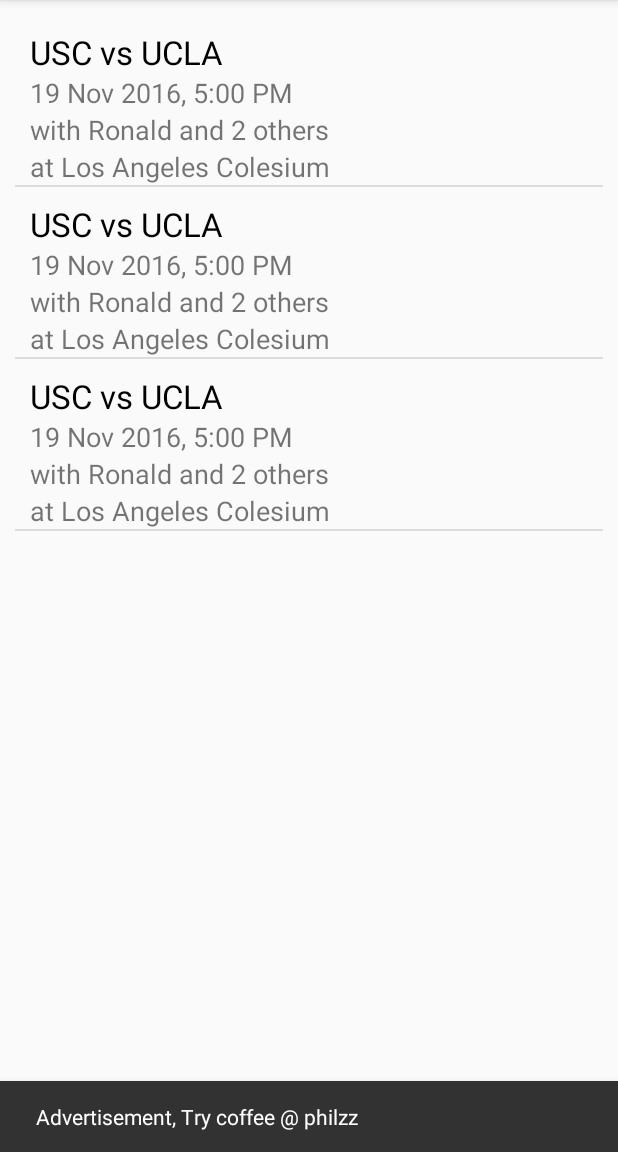
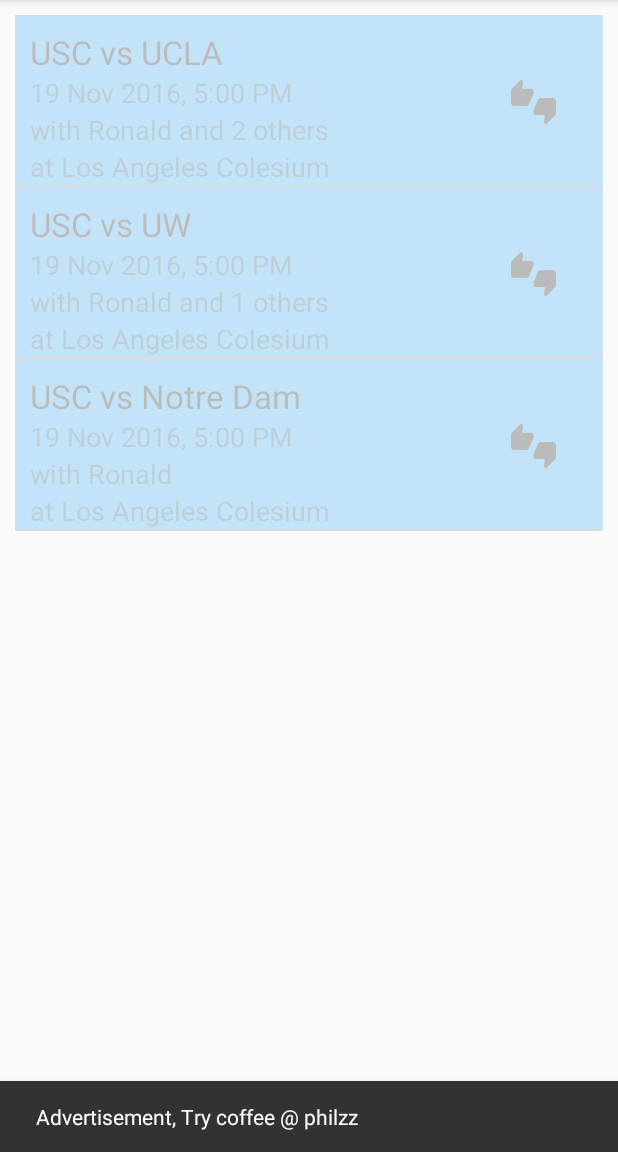
Before and after one commit to AmeyRuikar/MeetUPAndroid, an Android app: the fragment pendingEvents shown on its own in the app's theme, on a phone screen of 412 x 824 dp, the part 84-1236 px from its top. Run offline under Robolectric (Android 15) with nearby library versions, the phone set to English and light mode, and no system bars.

Commit message:
upvote, downvote

```diff
--- a/app/src/main/java/meetup/amey/com/meetup/eventAdapter.java
+++ b/app/src/main/java/meetup/amey/com/meetup/eventAdapter.java
@@ -1,6 +1,7 @@
 package meetup.amey.com.meetup;
 
 import android.content.Context;
+import android.graphics.Color;
 import android.view.LayoutInflater;
 import android.view.View;
 import android.view.ViewGroup;
@@ -38,6 +39,13 @@ public class eventAdapter extends ArrayAdapter<eventObject> {
         people.setText(localCopy.get(position).getPeople());
         local.setText(localCopy.get(position).getLocation());
 
+        int status = 1;
+
+        if(status == 1){
+            rowV.setAlpha((float) (0.25));
+            rowV.setBackgroundColor(Color.parseColor("#1da1f2"));
+        }
+
         return rowV;
 
     }
--- a/app/src/main/java/meetup/amey/com/meetup/fragment.java
+++ b/app/src/main/java/meetup/amey/com/meetup/fragment.java
@@ -58,7 +58,7 @@ public class fragment extends FragmentActivity  {
 
 
 
-        pagerAdapter    pageAdapter = new pagerAdapter(fm);
+        pagerAdapter    pageAdapter = new pagerAdapter(fm, this);
 
         vp.setAdapter(pageAdapter);
 
--- a/app/src/main/java/meetup/amey/com/meetup/pendingEvents.java
+++ b/app/src/main/java/meetup/amey/com/meetup/pendingEvents.java
@@ -1,23 +1,29 @@
 package meetup.amey.com.meetup;
 
 import android.content.Context;
+import android.content.Intent;
 import android.graphics.Point;
 import android.os.Bundle;
 import android.support.design.widget.Snackbar;
 import android.support.v4.app.Fragment;
+import android.util.Log;
 import android.view.Display;
 import android.view.LayoutInflater;
 import android.view.View;
 import android.view.ViewGroup;
+import android.widget.AdapterView;
 import android.widget.ListView;
 
 import java.util.ArrayList;
+import android.widget.Toast;
 
 /**
  * Created by ameyruikar on 11/13/16.
  */
 public class pendingEvents extends Fragment {
 
+
+    Context m;
 
     public pendingEvents() {
         // Required empty public constructor
@@ -39,19 +45,19 @@ public class pendingEvents extends Fragment {
         dp.getSize(pt);
         int width = pt.x;
 
-        Context m = this.getContext();
+        m = this.getContext();
 
 
         //new loadCurrentTab(v, m, width).execute();
 
-        ArrayList<eventObject> newEvents = new ArrayList<eventObject>();
+        final ArrayList<eventObject> newEvents = new ArrayList<eventObject>();
 
 
         newEvents.add(new eventObject(new String("USC vs UCLA"), new String("19 Nov 2016, 5:00 PM"), new String("with Ronald and 2 others"),  new String("at Los Angeles Colesium")));
 
-        newEvents.add(new eventObject(new String("USC vs UCLA"), new String("19 Nov 2016, 5:00 PM"), new String("with Ronald and 2 others"),  new String("at Los Angeles Colesium")));
+        newEvents.add(new eventObject(new String("USC vs UW"), new String("19 Nov 2016, 5:00 PM"), new String("with Ronald and 1 others"),  new String("at Los Angeles Colesium")));
 
-        newEvents.add(new eventObject(new String("USC vs UCLA"), new String("19 Nov 2016, 5:00 PM"), new String("with Ronald and 2 others"), new String( "at Los Angeles Colesium")));
+        newEvents.add(new eventObject(new String("USC vs Notre Dam"), new String("19 Nov 2016, 5:00 PM"), new String("with Ronald"), new String( "at Los Angeles Colesium")));
 
 
         ListView pending = (ListView) v.findViewById(R.id.pendingList);
@@ -63,6 +69,23 @@ public class pendingEvents extends Fragment {
         Snackbar.make(v, "Advertisement, Try coffee @ philzz", Snackbar.LENGTH_LONG).show();
 
 
+        pending.setOnItemClickListener(new AdapterView.OnItemClickListener() {
+            @Override
+            public void onItemClick(AdapterView<?> parent, View view, int position, long id) {
+                Toast.makeText(getActivity(),  newEvents.get(position).getEventName() + " started", Toast.LENGTH_SHORT).show();
+
+                Intent intent = new Intent(m, proposeEvent.class);
+                intent.putExtra("eventName", newEvents.get(position).getEventName());
+                intent.putExtra("dateTime", newEvents.get(position).getDateTime());
+                intent.putExtra("people", newEvents.get(position).getPeople());
+                intent.putExtra("location", newEvents.get(position).getLocation());
+                startActivity(intent);
+
+
+            }
+        });
+
+
 
 
         return v;
--- a/app/src/main/res/layout/event_row.xml
+++ b/app/src/main/res/layout/event_row.xml
@@ -2,7 +2,7 @@
 <RelativeLayout xmlns:android="http://schemas.android.com/apk/res/android"
     android:orientation="vertical" android:layout_width="match_parent"
     android:layout_height="match_parent"
-    android:layout_margin="10dp">
+    android:layout_margin="20dp">
 
     <TextView
         android:layout_width="match_parent"
@@ -16,7 +16,6 @@
         android:layout_gravity="left|center_vertical"
         android:layout_marginTop="10dp"
         android:layout_marginLeft="10dp"
-        android:layout_alignParentEnd="true"
         android:layout_alignParentStart="true" />
 
     <TextView
@@ -56,5 +55,14 @@
         android:layout_marginLeft="10dp"
         android:layout_below="@+id/people"
         android:layout_alignParentStart="true" />
+    <ImageView
+        android:layout_width="30dp"
+        android:layout_height="wrap_content"
+        android:src="@drawable/ic_thumbs_up_down_black_24dp"
+        android:layout_marginEnd="31dp"
+        android:layout_alignTop="@+id/nameEvent"
+        android:layout_alignParentEnd="true">
+
+    </ImageView>
 
 </RelativeLayout>
```
Also changed, not shown: app/src/main/java/meetup/amey/com/meetup/pagerAdapter.java (+14 -2 lines), app/src/main/java/meetup/amey/com/meetup/proposeEvent.java (+20 -0 lines), app/src/main/res/layout/activity_propose_event.xml (+63 -0 lines), app/src/main/res/drawable/ic_highlight_off_white_24dp.png (added), app/src/main/res/drawable/ic_thumb_down_white_24dp.png (added), app/src/main/res/drawable/ic_thumb_up_white_24dp.png (added), app/src/main/res/drawable/ic_thumbs_up_down_black_24dp.png (added), 3 other files.
